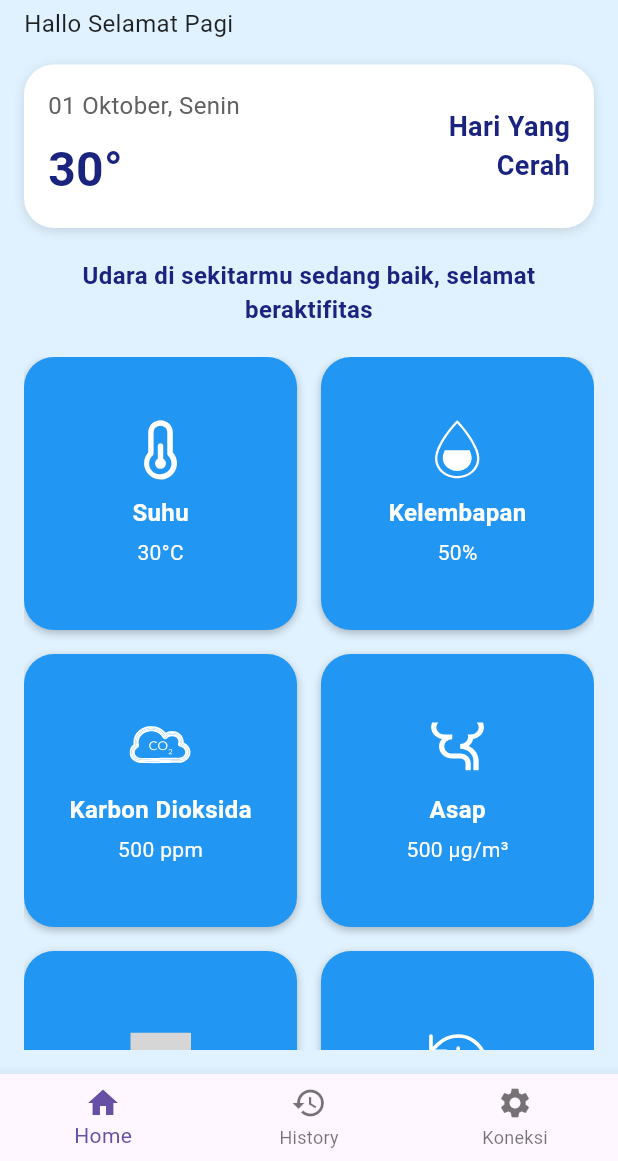
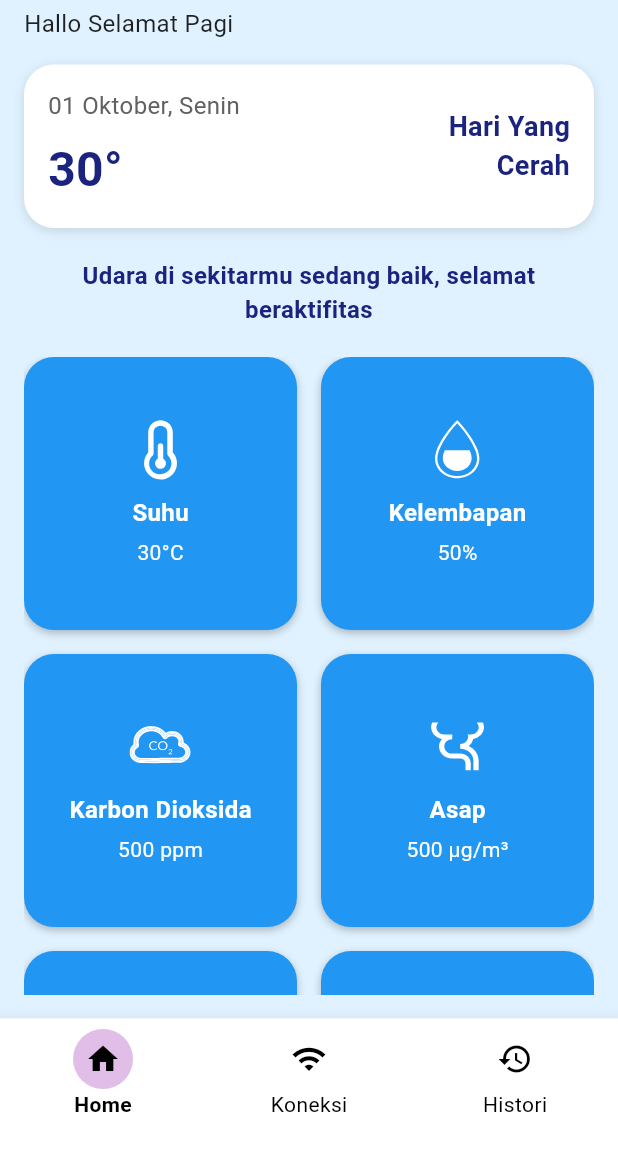
Before and after one commit to RafiHana/MyHealth-App, a Flutter app: the screen it shows after launch, on a phone screen of 412 x 824 dp, the part 75-1236 px from its top. Run offline on Flutter 3.47's test engine with Material 3 defaults, Android fonts, the phone set to English and light mode, and no system bars; our stand-ins replace flutter_svg; grey boxes are pictures that could not be loaded.

Commit message:
update navbar

```diff
--- a/lib/main.dart
+++ b/lib/main.dart
@@ -25,9 +25,8 @@ class MyHealthNavigation extends StatefulWidget {
 }
 
 class _MyHealthNavigationState extends State<MyHealthNavigation> {
-  int _currentIndex = 0; // Indeks halaman aktif
+  int _currentIndex = 0;
 
-  // List halaman
   final List<Widget> _pages = [
     HomePage(),
     HistoryPage(),
@@ -36,7 +35,7 @@ class _MyHealthNavigationState extends State<MyHealthNavigation> {
 
   void _onTabTapped(int index) {
     setState(() {
-      _currentIndex = index; // Ubah indeks halaman saat ikon diklik
+      _currentIndex = index;
     });
   }
 
@@ -44,27 +43,52 @@ class _MyHealthNavigationState extends State<MyHealthNavigation> {
   Widget build(BuildContext context) {
     return Scaffold(
       body: IndexedStack(
-        index: _currentIndex, // Halaman yang sedang ditampilkan
+        index: _currentIndex,
         children: _pages,
       ),
       bottomNavigationBar: BottomNavigationBar(
         currentIndex: _currentIndex,
-        onTap: _onTabTapped, // Handle perubahan tab
-        items: const [
-          BottomNavigationBarItem(
-            icon: Icon(Icons.home),
-            label: 'Home',
-          ),
-          BottomNavigationBarItem(
-            icon: Icon(Icons.history),
-            label: 'History',
-          ),
-          BottomNavigationBarItem(
-            icon: Icon(Icons.settings),
-            label: 'Koneksi',
-          ),
+        onTap: _onTabTapped,
+        type: BottomNavigationBarType.fixed,
+        backgroundColor: Colors.white,
+        elevation: 10,
+        items: [
+          _buildNavItem(Icons.home, "Home", 0),
+          _buildNavItem(Icons.wifi, "Koneksi", 1),
+          _buildNavItem(Icons.history, "Histori", 2),
         ],
       ),
     );
   }
+
+  BottomNavigationBarItem _buildNavItem(IconData icon, String label, int index) {
+    bool isSelected = _currentIndex == index;
+
+    return BottomNavigationBarItem(
+      icon: Column(
+        mainAxisSize: MainAxisSize.min,
+        children: [
+          Container(
+            padding: EdgeInsets.all(8),
+            decoration: BoxDecoration(
+              color: isSelected ? Colors.purple.shade100 : Colors.transparent,
+              shape: BoxShape.circle,
+            ),
+            child: Icon(
+              icon,
+              color: Colors.black, // Warna ikon tetap hitam
+            ),
+          ),
+          Text(
+            label,
+            style: TextStyle(
+              color: Colors.black,
+              fontWeight: isSelected ? FontWeight.bold : FontWeight.normal,
+            ),
+          ),
+        ],
+      ),
+      label: '',
+    );
+  }
 }
```
Also changed, not shown: assets/icons/connection.svg (renamed from assets/icons/conecction.svg).
